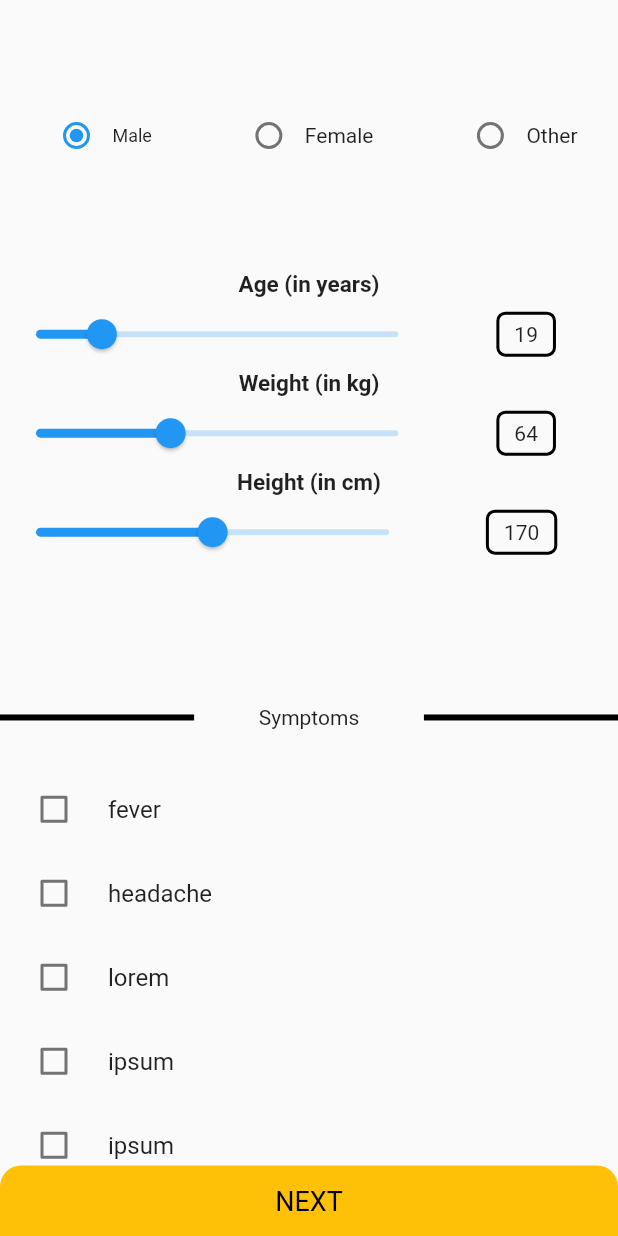
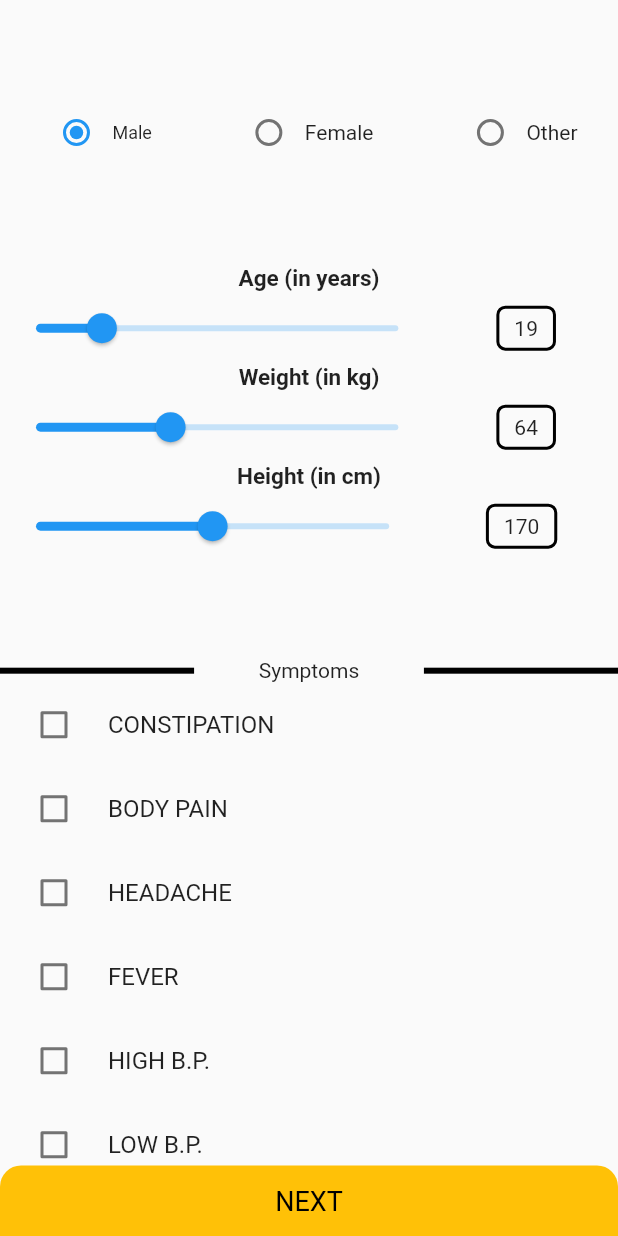
Before and after one commit to vishalsharma0657/Medicino, a Flutter app: the InputPage screen opened directly, on a phone screen of 412 x 824 dp. Run offline on Flutter 3.47's test engine with Material 2 defaults, Android fonts, the phone set to English and light mode, and no system bars; our stand-ins replace flutter_signin_button.

Commit message:
Implemented feature of loading symptom's name, recommended medicine and image of the medicine.
NOTE->  Until of this commit, only first symptom's data is being fetched.
        Carousel is yet to be implemented.

```diff
--- /dev/null
+++ b/lib/User_Input/fetching_data.dart
@@ -0,0 +1,6 @@
+import 'package:http/http.dart' as http;
+
+Future<http.Response> fetchMedicine(int k) async {
+  var wwe = 'https://backendfirst1.herokuapp.com/medicino/$k';
+  return await http.get(Uri.parse(wwe));
+}
--- a/lib/User_Input/input_page.dart
+++ b/lib/User_Input/input_page.dart
@@ -1,5 +1,9 @@
+import 'dart:convert';
+
 import 'package:flutter/material.dart';
+import 'package:medicino/User_Input/fetching_data.dart';
 import 'package:medicino/User_Input/slider.dart';
+import 'package:medicino/User_Input/symptoms.dart';
 import 'package:medicino/User_Input/user_sex.dart';
 import 'package:medicino/Report/output_page.dart';
 
@@ -25,8 +29,7 @@ class InputPage extends StatelessWidget {
           const Spacer(
             flex: 1,
           ),
-          Expanded(
-            child: Row(
+          Row(
             // mainAxisAlignment: MainAxisAlignment.spaceBetween,
             children: const [
               Expanded(
@@ -50,28 +53,40 @@ class InputPage extends StatelessWidget {
               ),
             ],
           ),
-          ),
           Expanded(
-            flex: 4,
-            child: SingleChildScrollView(
-              child: Column(
-                children: const [
-                  Symptom('fever'),
-                  Symptom('headache'),
-                  Symptom('lorem'),
-                  Symptom('ipsum'),
-                  Symptom('ipsum'),
-                  Symptom('ipsum'),
-                  Symptom('ipsum'),
-                ],
-              ),
+            flex: 5,
+            child: ListView.builder(
+              itemCount: symp.length,
+              itemBuilder: (BuildContext context, int idx) {
+                return Symptom(symp[idx], idx);
+              },
             ),
           ),
           GestureDetector(
-            onTap: () {
+            onTap: () async {
+              var arr = [];
+              for (int i = 0; i < symp.length; i++) {
+                if (symp[i][0] == 't') {
+                  arr.add(i);
+                }
+              }
+              // print(arr);
+              var content = await fetchMedicine(arr[0]);
+              final valo = jsonDecode(content.body);
+              final String dis = valo['disease'];
+              final String med = valo['medicine'];
+              final String imgLink = valo['images'];
+              // print(content.statusCode);
+              // if (content.statusCode == 200) {
+
+              //   print(valo['id']);
+              //   print();
+              //   print(valo['medicine']);
+              // }
               Navigator.push(
                 context,
-                MaterialPageRoute(builder: (context) => const output_page()),
+                MaterialPageRoute(
+                    builder: (context) => output_page(dis, med, imgLink)),
               );
             },
             child: Container(
@@ -99,8 +114,9 @@ class InputPage extends StatelessWidget {
 }
 
 class Symptom extends StatefulWidget {
-  final String txt;
-  const Symptom(this.txt, {Key? key}) : super(key: key);
+  String txt;
+  final int idx;
+  Symptom(this.txt, this.idx, {Key? key}) : super(key: key);
 
   @override
   _SymptomState createState() => _SymptomState();
@@ -112,11 +128,14 @@ class _SymptomState extends State<Symptom> {
   Widget build(BuildContext context) {
     return CheckboxListTile(
         controlAffinity: ListTileControlAffinity.leading,
-        title: Text(widget.txt),
+        title: Text(widget.txt.substring(1)),
         value: _value,
         onChanged: (value) {
           setState(() {
             _value = value!;
+            widget.txt =
+                (widget.txt[0] == 'f' ? 't' : 'f') + widget.txt.substring(1);
+            symp[widget.idx] = widget.txt;
           });
         });
   }
--- /dev/null
+++ b/lib/User_Input/symptoms.dart
@@ -0,0 +1,25 @@
+List<String> symp = [
+  'fCONSTIPATION',
+  'fBODY PAIN',
+  'fHEADACHE',
+  'fFEVER',
+  'fHIGH B.P.',
+  'fLOW B.P.',
+  'fVOMITING',
+  'fCOLD',
+  'fCOUGH',
+  'fALLERGY',
+  'fSWELLING LEGS',
+  'fCONJUNCTIVITIS',
+  'fSTOMACH ACHE',
+  'fMONONUCLEOSIS',
+  'fDIARRHEA',
+  'fDIABETES',
+  'fPNEUMONIA',
+  'fTHYROID',
+  'fHAIR LOSS',
+  'fWEIGHT LOSS',
+  'fARTHRITIS',
+  'fSLEEPLESSNESS',
+  'fWEIGHT GAIN'
+];
--- a/pubspec.yaml
+++ b/pubspec.yaml
@@ -35,7 +35,8 @@ dependencies:
   # Use with the CupertinoIcons class for iOS style icons.
   cupertino_icons: ^1.0.2
   flutter_signin_button: ^2.0.0
-  carousel_pro: ^1.0.0
+  carousel_slider: ^4.0.0-nullsafety.0
+  http: any
 
 dev_dependencies:
   flutter_test:
```
Also changed, not shown: lib/Report/custom_widget.dart (added, +54 -0 lines), lib/Report/output_page.dart (+73 -29 lines), lib/User_Input/yet_to_come.dart (deleted), pubspec.lock, 14 other files. Lines whose indentation alone changed are shown as unchanged.
